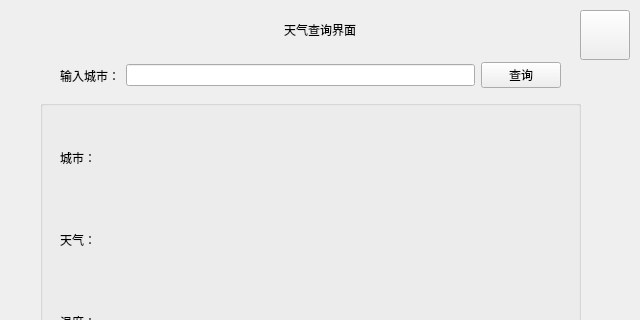
Before: the Qt Designer form wps/QT/SmartHome/weather.ui in Chansla/Training, drawn with Qt 5; both pictures show x 0 to 640 and y 0 to 320 of the 640 by 480 pixel window.
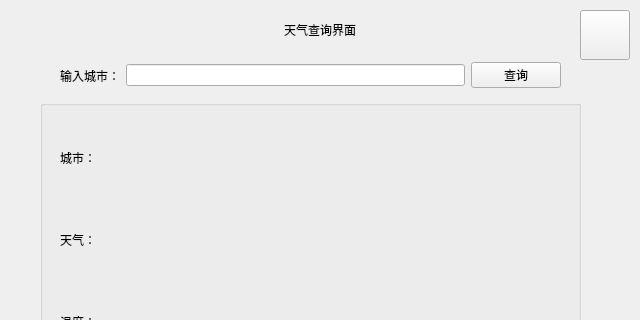
After: the same form once the commit is applied.

```diff
--- a/wps/QT/SmartHome/weather.ui
+++ b/wps/QT/SmartHome/weather.ui
@@ -171,7 +171,7 @@
     </layout>
    </widget>
   </widget>
-  <widget class="QWidget" name="">
+  <widget class="QWidget" name="layoutWidget2">
    <property name="geometry">
     <rect>
      <x>60</x>
@@ -193,6 +193,24 @@
     </item>
     <item>
      <widget class="QPushButton" name="pushButton_query">
+      <property name="sizePolicy">
+       <sizepolicy hsizetype="Fixed" vsizetype="Fixed">
+        <horstretch>0</horstretch>
+        <verstretch>0</verstretch>
+       </sizepolicy>
+      </property>
+      <property name="minimumSize">
+       <size>
+        <width>90</width>
+        <height>0</height>
+       </size>
+      </property>
+      <property name="maximumSize">
+       <size>
+        <width>90</width>
+        <height>16777215</height>
+       </size>
+      </property>
       <property name="text">
        <string>查询</string>
       </property>
```
Left out of the diff: 4 changed lines with no effect on the pictures.
